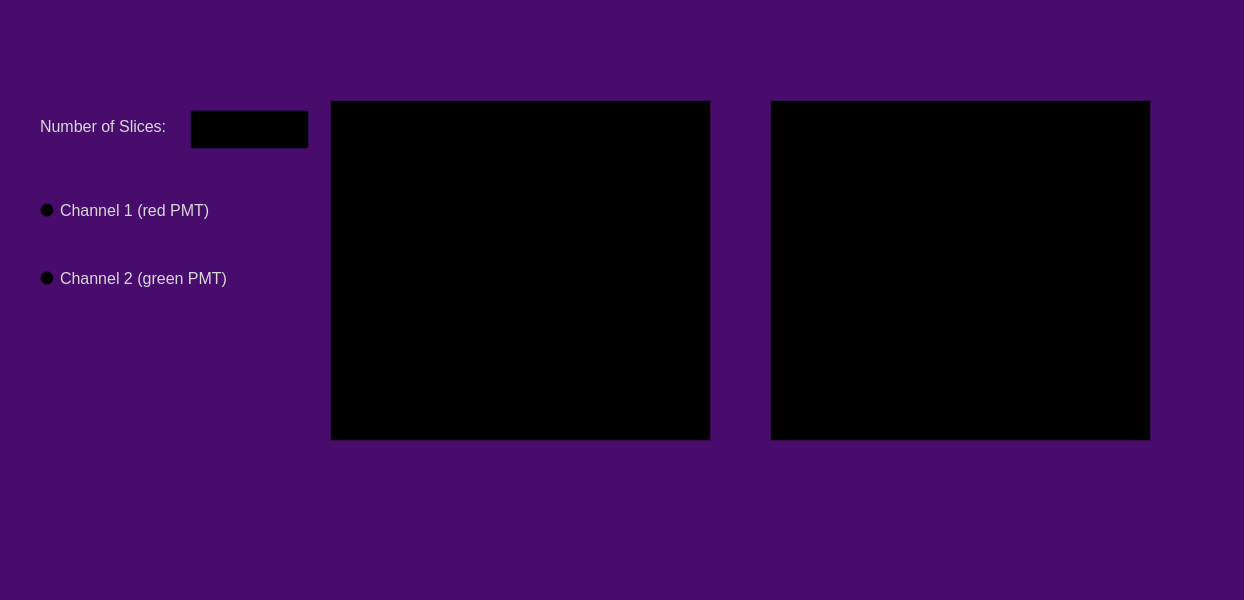
First picture: the form in prairie_link_client/plugin_viewer.ui, repository yfisher-lab/BumpBlaster5000, before the edit.
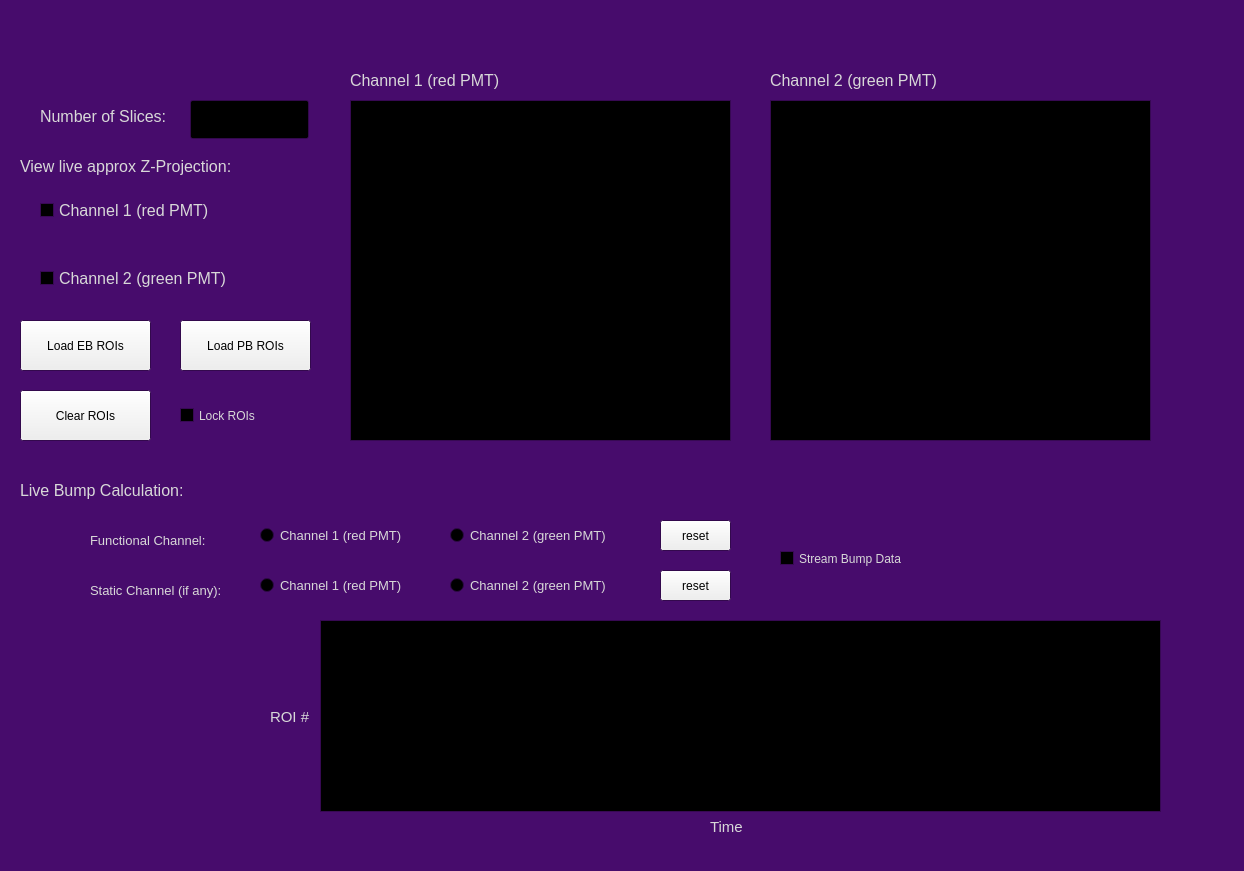
Second picture: the form after the edit.

Patch:
```diff
--- a/prairie_link_client/plugin_viewer.ui
+++ b/prairie_link_client/plugin_viewer.ui
@@ -7,7 +7,7 @@
     <x>0</x>
     <y>0</y>
     <width>1244</width>
-    <height>600</height>
+    <height>871</height>
    </rect>
   </property>
   <property name="palette">
@@ -104,11 +104,20 @@
   <property name="windowTitle">
    <string>MainWindow</string>
   </property>
+  <property name="iconSize">
+   <size>
+    <width>40</width>
+    <height>40</height>
+   </size>
+  </property>
+  <property name="toolButtonStyle">
+   <enum>Qt::ToolButtonIconOnly</enum>
+  </property>
   <widget class="QWidget" name="centralwidget">
    <widget class="QGraphicsView" name="pluginViewer">
     <property name="geometry">
      <rect>
-      <x>330</x>
+      <x>350</x>
       <y>100</y>
       <width>381</width>
       <height>341</height>
@@ -119,13 +128,13 @@
     <property name="geometry">
      <rect>
       <x>190</x>
-      <y>110</y>
+      <y>100</y>
       <width>119</width>
       <height>39</height>
      </rect>
     </property>
    </widget>
-   <widget class="QRadioButton" name="ch1Button">
+   <widget class="QCheckBox" name="ch1ViewButton">
     <property name="geometry">
      <rect>
       <x>40</x>
@@ -143,7 +152,7 @@
      <string>Channel 1 (red PMT)</string>
     </property>
    </widget>
-   <widget class="QRadioButton" name="ch2Button">
+   <widget class="QCheckBox" name="ch2ViewButton">
     <property name="geometry">
      <rect>
       <x>40</x>
@@ -256,7 +265,7 @@
     <property name="geometry">
      <rect>
       <x>40</x>
-      <y>110</y>
+      <y>100</y>
       <width>131</width>
       <height>33</height>
      </rect>
@@ -344,6 +353,767 @@
      </rect>
     </property>
    </widget>
+   <widget class="QPushButton" name="loadEBROIsButton">
+    <property name="geometry">
+     <rect>
+      <x>20</x>
+      <y>320</y>
+      <width>131</width>
+      <height>51</height>
+     </rect>
+    </property>
+    <property name="text">
+     <string>Load EB ROIs</string>
+    </property>
+   </widget>
+   <widget class="QPushButton" name="clearROIsButton">
+    <property name="geometry">
+     <rect>
+      <x>20</x>
+      <y>390</y>
+      <width>131</width>
+      <height>51</height>
+     </rect>
+    </property>
+    <property name="text">
+     <string>Clear ROIs</string>
+    </property>
+   </widget>
+   <widget class="QPushButton" name="loadPBROIsButton">
+    <property name="geometry">
+     <rect>
+      <x>180</x>
+      <y>320</y>
+      <width>131</width>
+      <height>51</height>
+     </rect>
+    </property>
+    <property name="text">
+     <string>Load PB ROIs</string>
+    </property>
+   </widget>
+   <widget class="QCheckBox" name="roiLockCheckBox">
+    <property name="geometry">
+     <rect>
+      <x>180</x>
+      <y>400</y>
+      <width>101</width>
+      <height>31</height>
+     </rect>
+    </property>
+    <property name="text">
+     <string>Lock ROIs</string>
+    </property>
+   </widget>
+   <widget class="QLabel" name="fluorescenceCalcLabel">
+    <property name="geometry">
+     <rect>
+      <x>20</x>
+      <y>470</y>
+      <width>191</width>
+      <height>41</height>
+     </rect>
+    </property>
+    <property name="palette">
+     <palette>
+      <active>
+       <colorrole role="BrightText">
+        <brush brushstyle="SolidPattern">
+         <color alpha="255">
+          <red>195</red>
+          <green>195</green>
+          <blue>195</blue>
+         </color>
+        </brush>
+       </colorrole>
+       <colorrole role="ButtonText">
+        <brush brushstyle="SolidPattern">
+         <color alpha="255">
+          <red>105</red>
+          <green>105</green>
+          <blue>105</blue>
+         </color>
+        </brush>
+       </colorrole>
+      </active>
+      <inactive>
+       <colorrole role="BrightText">
+        <brush brushstyle="SolidPattern">
+         <color alpha="255">
+          <red>195</red>
+          <green>195</green>
+          <blue>195</blue>
+         </color>
+        </brush>
+       </colorrole>
+       <colorrole role="ButtonText">
+        <brush brushstyle="SolidPattern">
+         <color alpha="255">
+          <red>105</red>
+          <green>105</green>
+          <blue>105</blue>
+         </color>
+        </brush>
+       </colorrole>
+      </inactive>
+      <disabled>
+       <colorrole role="BrightText">
+        <brush brushstyle="SolidPattern">
+         <color alpha="255">
+          <red>195</red>
+          <green>195</green>
+          <blue>195</blue>
+         </color>
+        </brush>
+       </colorrole>
+       <colorrole role="ButtonText">
+        <brush brushstyle="SolidPattern">
+         <color alpha="255">
+          <red>120</red>
+          <green>120</green>
+          <blue>120</blue>
+         </color>
+        </brush>
+       </colorrole>
+      </disabled>
+     </palette>
+    </property>
+    <property name="font">
+     <font>
+      <pointsize>12</pointsize>
+     </font>
+    </property>
+    <property name="text">
+     <string>Live Bump Calculation:</string>
+    </property>
+   </widget>
+   <widget class="QLabel" name="functionalChLabel">
+    <property name="geometry">
+     <rect>
+      <x>90</x>
+      <y>520</y>
+      <width>141</width>
+      <height>41</height>
+     </rect>
+    </property>
+    <property name="palette">
+     <palette>
+      <active>
+       <colorrole role="BrightText">
+        <brush brushstyle="SolidPattern">
+         <color alpha="255">
+          <red>195</red>
+          <green>195</green>
+          <blue>195</blue>
+         </color>
+        </brush>
+       </colorrole>
+       <colorrole role="ButtonText">
+        <brush brushstyle="SolidPattern">
+         <color alpha="255">
+          <red>105</red>
+          <green>105</green>
+          <blue>105</blue>
+         </color>
+        </brush>
+       </colorrole>
+      </active>
+      <inactive>
+       <colorrole role="BrightText">
+        <brush brushstyle="SolidPattern">
+         <color alpha="255">
+          <red>195</red>
+          <green>195</green>
+          <blue>195</blue>
+         </color>
+        </brush>
+       </colorrole>
+       <colorrole role="ButtonText">
+        <brush brushstyle="SolidPattern">
+         <color alpha="255">
+          <red>105</red>
+          <green>105</green>
+          <blue>105</blue>
+         </color>
+        </brush>
+       </colorrole>
+      </inactive>
+      <disabled>
+       <colorrole role="BrightText">
+        <brush brushstyle="SolidPattern">
+         <color alpha="255">
+          <red>195</red>
+          <green>195</green>
+          <blue>195</blue>
+         </color>
+        </brush>
+       </colorrole>
+       <colorrole role="ButtonText">
+        <brush brushstyle="SolidPattern">
+         <color alpha="255">
+          <red>120</red>
+          <green>120</green>
+          <blue>120</blue>
+         </color>
+        </brush>
+       </colorrole>
+      </disabled>
+     </palette>
+    </property>
+    <property name="font">
+     <font>
+      <pointsize>10</pointsize>
+     </font>
+    </property>
+    <property name="text">
+     <string>Functional Channel:</string>
+    </property>
+   </widget>
+   <widget class="QLabel" name="staticChLabel">
+    <property name="geometry">
+     <rect>
+      <x>90</x>
+      <y>570</y>
+      <width>141</width>
+      <height>41</height>
+     </rect>
+    </property>
+    <property name="palette">
+     <palette>
+      <active>
+       <colorrole role="BrightText">
+        <brush brushstyle="SolidPattern">
+         <color alpha="255">
+          <red>195</red>
+          <green>195</green>
+          <blue>195</blue>
+         </color>
+        </brush>
+       </colorrole>
+       <colorrole role="ButtonText">
+        <brush brushstyle="SolidPattern">
+         <color alpha="255">
+          <red>105</red>
+          <green>105</green>
+          <blue>105</blue>
+         </color>
+        </brush>
+       </colorrole>
+      </active>
+      <inactive>
+       <colorrole role="BrightText">
+        <brush brushstyle="SolidPattern">
+         <color alpha="255">
+          <red>195</red>
+          <green>195</green>
+          <blue>195</blue>
+         </color>
+        </brush>
+       </colorrole>
+       <colorrole role="ButtonText">
+        <brush brushstyle="SolidPattern">
+         <color alpha="255">
+          <red>105</red>
+          <green>105</green>
+          <blue>105</blue>
+         </color>
+        </brush>
+       </colorrole>
+      </inactive>
+      <disabled>
+       <colorrole role="BrightText">
+        <brush brushstyle="SolidPattern">
+         <color alpha="255">
+          <red>195</red>
+          <green>195</green>
+          <blue>195</blue>
+         </color>
+        </brush>
+       </colorrole>
+       <colorrole role="ButtonText">
+        <brush brushstyle="SolidPattern">
+         <color alpha="255">
+          <red>120</red>
+          <green>120</green>
+          <blue>120</blue>
+         </color>
+        </brush>
+       </colorrole>
+      </disabled>
+     </palette>
+    </property>
+    <property name="font">
+     <font>
+      <pointsize>10</pointsize>
+     </font>
+    </property>
+    <property name="text">
+     <string>Static Channel (if any):</string>
+    </property>
+   </widget>
+   <widget class="QRadioButton" name="ch1FuncChanButton">
+    <property name="geometry">
+     <rect>
+      <x>260</x>
+      <y>520</y>
+      <width>170</width>
+      <height>31</height>
+     </rect>
+    </property>
+    <property name="sizePolicy">
+     <sizepolicy hsizetype="Minimum" vsizetype="MinimumExpanding">
+      <horstretch>0</horstretch>
+      <verstretch>0</verstretch>
+     </sizepolicy>
+    </property>
+    <property name="font">
+     <font>
+      <pointsize>10</pointsize>
+     </font>
+    </property>
+    <property name="text">
+     <string>Channel 1 (red PMT)</string>
+    </property>
+    <property name="iconSize">
+     <size>
+      <width>60</width>
+      <height>60</height>
+     </size>
+    </property>
+    <attribute name="buttonGroup">
+     <string notr="true">functionalChButtonGroup</string>
+    </attribute>
+   </widget>
+   <widget class="QRadioButton" name="ch2FuncChanButton">
+    <property name="geometry">
+     <rect>
+      <x>450</x>
+      <y>520</y>
+      <width>181</width>
+      <height>31</height>
+     </rect>
+    </property>
+    <property name="sizePolicy">
+     <sizepolicy hsizetype="Minimum" vsizetype="MinimumExpanding">
+      <horstretch>0</horstretch>
+      <verstretch>0</verstretch>
+     </sizepolicy>
+    </property>
+    <property name="font">
+     <font>
+      <pointsize>10</pointsize>
+     </font>
+    </property>
+    <property name="text">
+     <string>Channel 2 (green PMT)</string>
+    </property>
+    <property name="iconSize">
+     <size>
+      <width>60</width>
+      <height>60</height>
+     </size>
+    </property>
+    <attribute name="buttonGroup">
+     <string notr="true">functionalChButtonGroup</string>
+    </attribute>
+   </widget>
+   <widget class="QRadioButton" name="chStaticChanButton">
+    <property name="geometry">
+     <rect>
+      <x>450</x>
+      <y>570</y>
+      <width>181</width>
+      <height>31</height>
+     </rect>
+    </property>
+    <property name="sizePolicy">
+     <sizepolicy hsizetype="Minimum" vsizetype="MinimumExpanding">
+      <horstretch>0</horstretch>
+      <verstretch>0</verstretch>
+     </sizepolicy>
+    </property>
+    <property name="font">
+     <font>
+      <pointsize>10</pointsize>
+     </font>
+    </property>
+    <property name="text">
+     <string>Channel 2 (green PMT)</string>
+    </property>
+    <property name="iconSize">
+     <size>
+      <width>60</width>
+      <height>60</height>
+     </size>
+    </property>
+    <attribute name="buttonGroup">
+     <string notr="true">staticChButtonGroup</string>
+    </attribute>
+   </widget>
+   <widget class="QRadioButton" name="ch1StaticChanButton">
+    <property name="geometry">
+     <rect>
+      <x>260</x>
+      <y>570</y>
+      <width>170</width>
+      <height>31</height>
+     </rect>
+    </property>
+    <property name="sizePolicy">
+     <sizepolicy hsizetype="Minimum" vsizetype="MinimumExpanding">
+      <horstretch>0</horstretch>
+      <verstretch>0</verstretch>
+     </sizepolicy>
+    </property>
+    <property name="font">
+     <font>
+      <pointsize>10</pointsize>
+     </font>
+    </property>
+    <property name="text">
+     <string>Channel 1 (red PMT)</string>
+    </property>
+    <property name="iconSize">
+     <size>
+      <width>60</width>
+      <height>60</height>
+     </size>
+    </property>
+    <attribute name="buttonGroup">
+     <string notr="true">staticChButtonGroup</string>
+    </attribute>
+   </widget>
+   <widget class="QPushButton" name="functionalChReset">
+    <property name="geometry">
+     <rect>
+      <x>660</x>
+      <y>520</y>
+      <width>71</width>
+      <height>31</height>
+     </rect>
+    </property>
+    <property name="text">
+     <string>reset</string>
+    </property>
+   </widget>
+   <widget class="QPushButton" name="staticChReset">
+    <property name="geometry">
+     <rect>
+      <x>660</x>
+      <y>570</y>
+      <width>71</width>
+      <height>31</height>
+     </rect>
+    </property>
+    <property name="text">
+     <string>reset</string>
+    </property>
+   </widget>
+   <widget class="QLabel" name="viewChsLabel">
+    <property name="geometry">
+     <rect>
+      <x>20</x>
+      <y>150</y>
+      <width>221</width>
+      <height>33</height>
+     </rect>
+    </property>
+    <property name="palette">
+     <palette>
+      <active>
+       <colorrole role="BrightText">
+        <brush brushstyle="SolidPattern">
+         <color alpha="255">
+          <red>195</red>
+          <green>195</green>
+          <blue>195</blue>
+         </color>
+        </brush>
+       </colorrole>
+       <colorrole role="ButtonText">
+        <brush brushstyle="SolidPattern">
+         <color alpha="255">
+          <red>105</red>
+          <green>105</green>
+          <blue>105</blue>
+         </color>
+        </brush>
+       </colorrole>
+      </active>
+      <inactive>
+       <colorrole role="BrightText">
+        <brush brushstyle="SolidPattern">
+         <color alpha="255">
+          <red>195</red>
+          <green>195</green>
+          <blue>195</blue>
+         </color>
+        </brush>
+       </colorrole>
+       <colorrole role="ButtonText">
+        <brush brushstyle="SolidPattern">
+         <color alpha="255">
+          <red>105</red>
+          <green>105</green>
+          <blue>105</blue>
+         </color>
+        </brush>
+       </colorrole>
+      </inactive>
+      <disabled>
+       <colorrole role="BrightText">
+        <brush brushstyle="SolidPattern">
+         <color alpha="255">
+          <red>195</red>
+          <green>195</green>
+          <blue>195</blue>
+         </color>
+        </brush>
+       </colorrole>
+       <colorrole role="ButtonText">
+        <brush brushstyle="SolidPattern">
+         <color alpha="255">
+          <red>120</red>
+          <green>120</green>
+          <blue>120</blue>
+         </color>
+        </brush>
+       </colorrole>
+      </disabled>
+     </palette>
+    </property>
+    <property name="font">
+     <font>
+      <pointsize>12</pointsize>
+     </font>
+    </property>
+    <property name="text">
+     <string>View live approx Z-Projection:</string>
+    </property>
+   </widget>
+   <widget class="QCheckBox" name="streamDataCheckBox">
+    <property name="geometry">
+     <rect>
+      <x>780</x>
+      <y>540</y>
+      <width>211</width>
+      <height>37</height>
+     </rect>
+    </property>
+    <property name="text">
+     <string>Stream Bump Data</string>
+    </property>
+   </widget>
+   <widget class="QLabel" name="ch1Label">
+    <property name="geometry">
+     <rect>
+      <x>350</x>
+      <y>60</y>
+      <width>191</width>
+      <height>41</height>
+     </rect>
+    </property>
+    <property name="palette">
+     <palette>
+      <active>
+       <colorrole role="BrightText">
+        <brush brushstyle="SolidPattern">
+         <color alpha="255">
+          <red>195</red>
+          <green>195</green>
+          <blue>195</blue>
+         </color>
+        </brush>
+       </colorrole>
+       <colorrole role="ButtonText">
+        <brush brushstyle="SolidPattern">
+         <color alpha="255">
+          <red>105</red>
+          <green>105</green>
+          <blue>105</blue>
+         </color>
+        </brush>
+       </colorrole>
+      </active>
+      <inactive>
+       <colorrole role="BrightText">
+        <brush brushstyle="SolidPattern">
+         <color alpha="255">
+          <red>195</red>
+          <green>195</green>
+          <blue>195</blue>
+         </color>
+        </brush>
+       </colorrole>
+       <colorrole role="ButtonText">
+        <brush brushstyle="SolidPattern">
+         <color alpha="255">
+          <red>105</red>
+          <green>105</green>
+          <blue>105</blue>
+         </color>
+        </brush>
+       </colorrole>
+      </inactive>
+      <disabled>
+       <colorrole role="BrightText">
+        <brush brushstyle="SolidPattern">
+         <color alpha="255">
+          <red>195</red>
+          <green>195</green>
+          <blue>195</blue>
+         </color>
+        </brush>
+       </colorrole>
+       <colorrole role="ButtonText">
+        <brush brushstyle="SolidPattern">
+         <color alpha="255">
+          <red>120</red>
+          <green>120</green>
+          <blue>120</blue>
+         </color>
+        </brush>
+       </colorrole>
+      </disabled>
+     </palette>
+    </property>
+    <property name="font">
+     <font>
+      <pointsize>12</pointsize>
+     </font>
+    </property>
+    <property name="text">
+     <string>Channel 1 (red PMT)</string>
+    </property>
+   </widget>
+   <widget class="QLabel" name="ch2Label">
+    <property name="geometry">
+     <rect>
+      <x>770</x>
+      <y>60</y>
+      <width>191</width>
+      <height>41</height>
+     </rect>
+    </property>
+    <property name="palette">
+     <palette>
+      <active>
+       <colorrole role="BrightText">
+        <brush brushstyle="SolidPattern">
+         <color alpha="255">
+          <red>195</red>
+          <green>195</green>
+          <blue>195</blue>
+         </color>
+        </brush>
+       </colorrole>
+       <colorrole role="ButtonText">
+        <brush brushstyle="SolidPattern">
+         <color alpha="255">
+          <red>105</red>
+          <green>105</green>
+          <blue>105</blue>
+         </color>
+        </brush>
+       </colorrole>
+      </active>
+      <inactive>
+       <colorrole role="BrightText">
+        <brush brushstyle="SolidPattern">
+         <color alpha="255">
+          <red>195</red>
+          <green>195</green>
+          <blue>195</blue>
+         </color>
+        </brush>
+       </colorrole>
+       <colorrole role="ButtonText">
+        <brush brushstyle="SolidPattern">
+         <color alpha="255">
+          <red>105</red>
+          <green>105</green>
+          <blue>105</blue>
+         </color>
+        </brush>
+       </colorrole>
+      </inactive>
+      <disabled>
+       <colorrole role="BrightText">
+        <brush brushstyle="SolidPattern">
+         <color alpha="255">
+          <red>195</red>
+          <green>195</green>
+          <blue>195</blue>
+         </color>
+        </brush>
+       </colorrole>
+       <colorrole role="ButtonText">
+        <brush brushstyle="SolidPattern">
+         <color alpha="255">
+          <red>120</red>
+          <green>120</green>
+          <blue>120</blue>
+         </color>
+        </brush>
+       </colorrole>
+      </disabled>
+     </palette>
+    </property>
+    <property name="font">
+     <font>
+      <pointsize>12</pointsize>
+     </font>
+    </property>
+    <property name="text">
+     <string>Channel 2 (green PMT)</string>
+    </property>
+   </widget>
+   <widget class="QGraphicsView" name="graphicsView">
+    <property name="geometry">
+     <rect>
+      <x>320</x>
+      <y>620</y>
+      <width>841</width>
+      <height>192</height>
+     </rect>
+    </property>
+   </widget>
+   <widget class="QLabel" name="roiIndexLabel">
+    <property name="geometry">
+     <rect>
+      <x>270</x>
+      <y>700</y>
+      <width>41</width>
+      <height>33</height>
+     </rect>
+    </property>
+    <property name="font">
+     <font>
+      <pointsize>11</pointsize>
+     </font>
+    </property>
+    <property name="text">
+     <string>ROI #</string>
+    </property>
+   </widget>
+   <widget class="QLabel" name="label_2">
+    <property name="geometry">
+     <rect>
+      <x>710</x>
+      <y>810</y>
+      <width>114</width>
+      <height>33</height>
+     </rect>
+    </property>
+    <property name="font">
+     <font>
+      <pointsize>11</pointsize>
+     </font>
+    </property>
+    <property name="text">
+     <string>Time</string>
+    </property>
+   </widget>
   </widget>
  </widget>
  <resources/>
```
Left out of the diff: 12 changed lines with no effect on the pictures.
